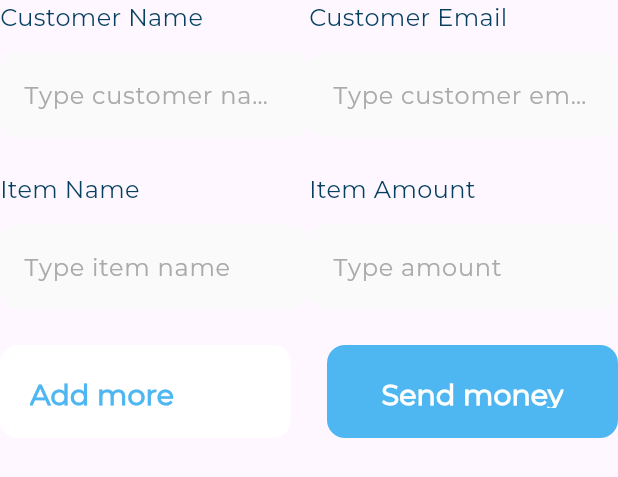
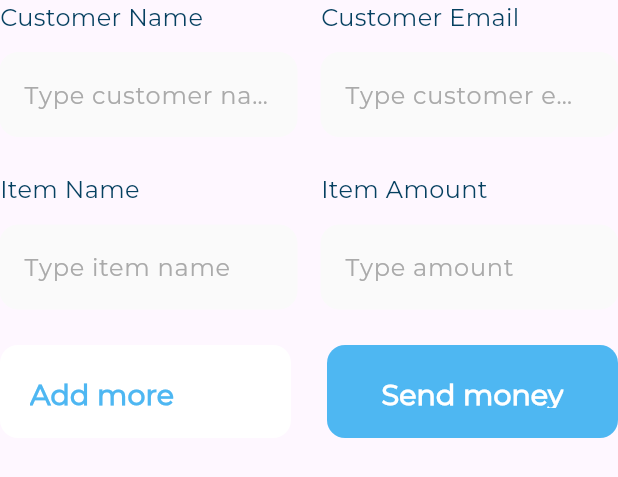
Before and after one commit to omarabady1/Responsive-Admin-Dashboard, a Flutter app: the QuickInvoiceForm widget shown alone on an empty page, opened directly, on a phone screen of 412 x 824 dp. Shown: the top 477 px of the screen. Run offline on Flutter 3.47's test engine with Material 3 defaults, Android fonts, the phone set to English and light mode, and no system bars; our stand-ins replace flutter_svg.

Commit message:
Modify quick invoice form (spaces between text forms)

```diff
--- a/lib/widgets/quick_invoice_form.dart
+++ b/lib/widgets/quick_invoice_form.dart
@@ -17,6 +17,7 @@ class QuickInvoiceForm extends StatelessWidget {
                 hint: 'Type customer name',
               ),
             ),
+            SizedBox(width: 16),
             Expanded(
               child: TitleTextField(
                 title: 'Customer Email',
@@ -31,6 +32,7 @@ class QuickInvoiceForm extends StatelessWidget {
             Expanded(
               child: TitleTextField(title: 'Item Name', hint: 'Type item name'),
             ),
+            SizedBox(width: 16),
             Expanded(
               child: TitleTextField(title: 'Item Amount', hint: 'Type amount'),
             ),
```
